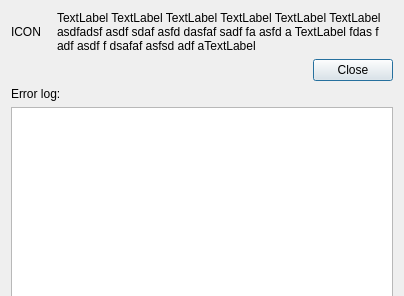
Above: TIGLViewer/src/TIGLViewerErrorDialog.ui from DLR-SC/tigl before the change. Below: the same form after it.
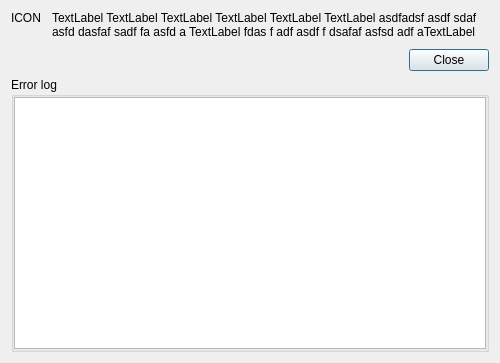
That is the form after the change.

Commit message: Polished error dialog

What changed in the file:
```diff
--- a/TIGLViewer/src/TIGLViewerErrorDialog.ui
+++ b/TIGLViewer/src/TIGLViewerErrorDialog.ui
@@ -9,20 +9,31 @@
    <rect>
     <x>0</x>
     <y>0</y>
-    <width>404</width>
-    <height>294</height>
+    <width>500</width>
+    <height>363</height>
    </rect>
   </property>
+  <property name="minimumSize">
+   <size>
+    <width>400</width>
+    <height>0</height>
+   </size>
+  </property>
   <property name="windowTitle">
    <string>Error</string>
   </property>
   <property name="modal">
    <bool>true</bool>
   </property>
-  <layout class="QVBoxLayout" name="verticalLayout">
+  <layout class="QVBoxLayout" name="verticalLayout_3">
    <item>
     <layout class="QHBoxLayout" name="horizontalLayout">
      <item>
+      <layout class="QVBoxLayout" name="verticalLayout">
+       <property name="sizeConstraint">
+        <enum>QLayout::SetMinimumSize</enum>
+       </property>
+       <item>
       <widget class="QLabel" name="iconLabel">
        <property name="enabled">
         <bool>true</bool>
@@ -45,6 +56,24 @@
       </widget>
      </item>
      <item>
+        <spacer name="verticalSpacer">
+         <property name="orientation">
+          <enum>Qt::Vertical</enum>
+         </property>
+         <property name="sizeType">
+          <enum>QSizePolicy::Maximum</enum>
+         </property>
+         <property name="sizeHint" stdset="0">
+          <size>
+           <width>20</width>
+           <height>18</height>
+          </size>
+         </property>
+        </spacer>
+       </item>
+      </layout>
+     </item>
+     <item>
       <spacer name="horizontalSpacer">
        <property name="orientation">
         <enum>Qt::Horizontal</enum>
@@ -54,7 +83,7 @@
        </property>
        <property name="sizeHint" stdset="0">
         <size>
-         <width>10</width>
+         <width>5</width>
          <height>20</height>
         </size>
        </property>
@@ -62,6 +91,18 @@
      </item>
      <item>
       <widget class="QLabel" name="errorMessageLabel">
+       <property name="sizePolicy">
+        <sizepolicy hsizetype="Expanding" vsizetype="Minimum">
+         <horstretch>0</horstretch>
+         <verstretch>0</verstretch>
+        </sizepolicy>
+       </property>
+       <property name="minimumSize">
+        <size>
+         <width>300</width>
+         <height>0</height>
+        </size>
+       </property>
        <property name="text">
         <string>TextLabel TextLabel TextLabel TextLabel TextLabel TextLabel asdfadsf asdf sdaf asfd dasfaf sadf fa asfd a TextLabel  fdas f adf asdf f dsafaf asfsd adf aTextLabel </string>
        </property>
@@ -95,27 +136,38 @@
     </widget>
    </item>
    <item>
-    <widget class="QLabel" name="errorLogLabel">
-     <property name="text">
-      <string>Error log:</string>
+    <widget class="QGroupBox" name="groupBox">
+     <property name="sizePolicy">
+      <sizepolicy hsizetype="Preferred" vsizetype="Expanding">
+       <horstretch>0</horstretch>
+       <verstretch>0</verstretch>
+      </sizepolicy>
      </property>
-    </widget>
-   </item>
+     <property name="title">
+      <string>Error log</string>
+     </property>
+     <layout class="QVBoxLayout" name="verticalLayout_2">
+      <property name="margin">
+       <number>0</number>
+      </property>
    <item>
     <widget class="QTextBrowser" name="logBrowser">
      <property name="minimumSize">
       <size>
        <width>0</width>
-       <height>200</height>
+          <height>0</height>
       </size>
      </property>
      <property name="html">
       <string>&lt;!DOCTYPE HTML PUBLIC &quot;-//W3C//DTD HTML 4.0//EN&quot; &quot;http://www.w3.org/TR/REC-html40/strict.dtd&quot;&gt;
 &lt;html&gt;&lt;head&gt;&lt;meta name=&quot;qrichtext&quot; content=&quot;1&quot; /&gt;&lt;style type=&quot;text/css&quot;&gt;
 p, li { white-space: pre-wrap; }
-&lt;/style&gt;&lt;/head&gt;&lt;body style=&quot; font-family:'MS Shell Dlg 2'; font-size:8.25pt; font-weight:400; font-style:normal;&quot;&gt;
-&lt;p style=&quot;-qt-paragraph-type:empty; margin-top:0px; margin-bottom:0px; margin-left:0px; margin-right:0px; -qt-block-indent:0; text-indent:0px; font-size:8pt;&quot;&gt;&lt;br /&gt;&lt;/p&gt;&lt;/body&gt;&lt;/html&gt;</string>
-     </property>
+&lt;/style&gt;&lt;/head&gt;&lt;body style=&quot; font-family:'Lucida Grande'; font-size:13pt; font-weight:400; font-style:normal;&quot;&gt;
+&lt;p style=&quot;-qt-paragraph-type:empty; margin-top:0px; margin-bottom:0px; margin-left:0px; margin-right:0px; -qt-block-indent:0; text-indent:0px; font-family:'MS Shell Dlg 2'; font-size:8pt;&quot;&gt;&lt;br /&gt;&lt;/p&gt;&lt;/body&gt;&lt;/html&gt;</string>
+        </property>
+       </widget>
+      </item>
+     </layout>
     </widget>
    </item>
   </layout>
```
Lines whose indentation alone changed are shown as unchanged. The commit also changes 3 other files.
